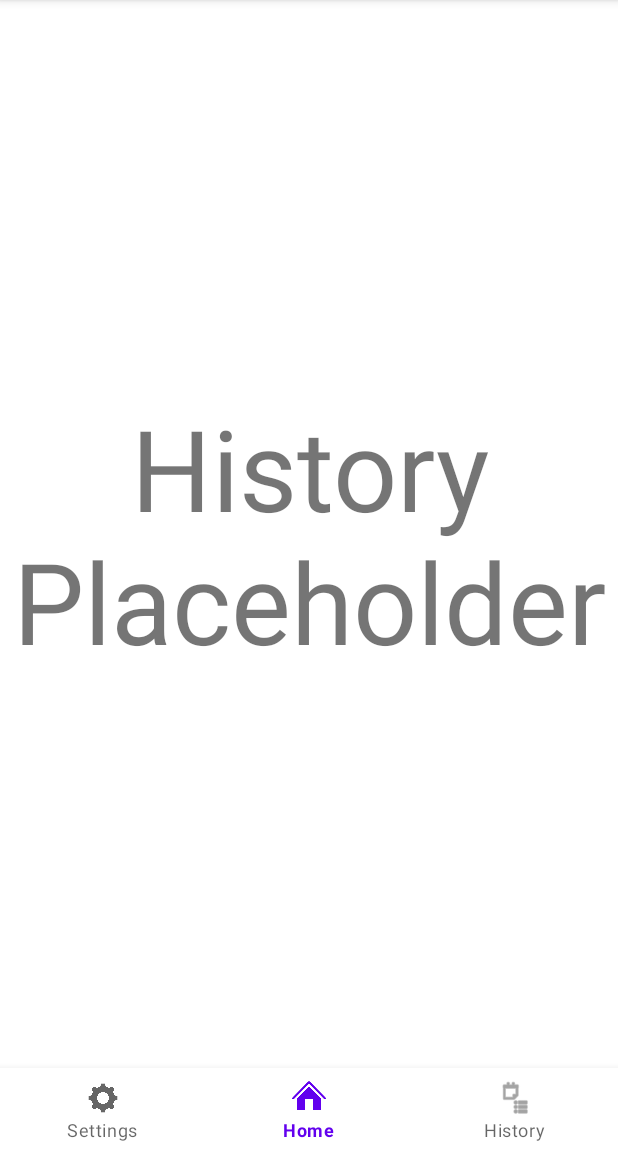
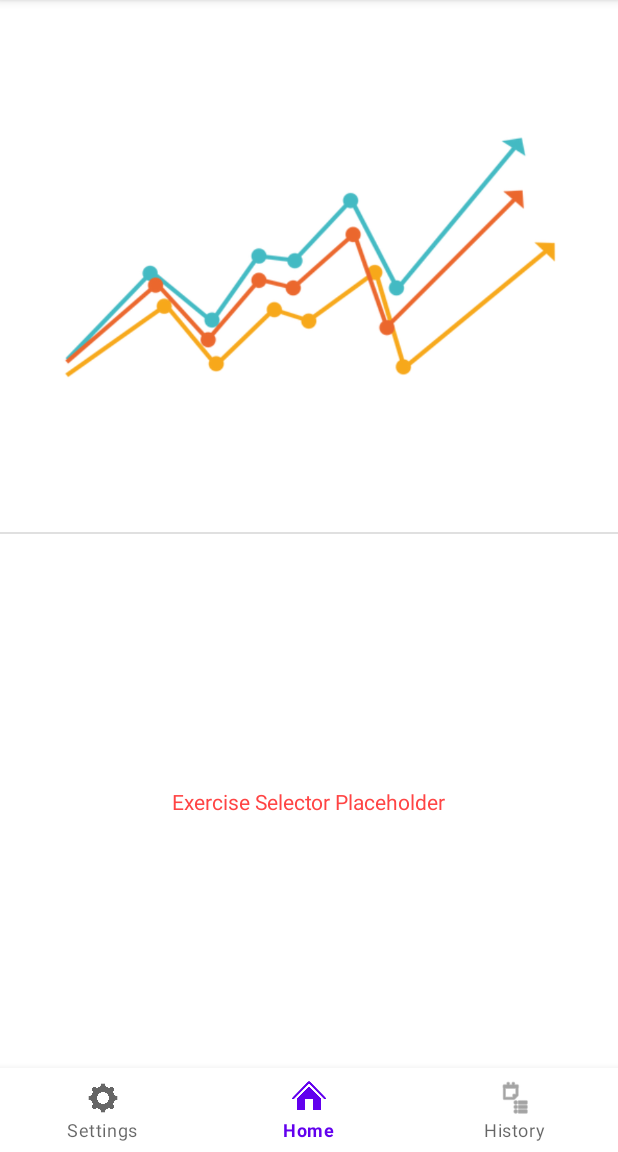
Before and after one commit to dotSlashJack/stay-balanced-app, an Android app: the History screen opened through its navigation route, on a phone screen of 412 x 824 dp, the part 84-1236 px from its top. Run offline under Robolectric (Android 15) with nearby library versions, the phone set to English and light mode, and no system bars.

```diff
--- a/app/src/main/AndroidManifest.xml
+++ b/app/src/main/AndroidManifest.xml
@@ -10,7 +10,7 @@
         android:supportsRtl="true"
         android:theme="@style/Theme.StayBalanced">
         <activity
-            android:name=".GyroscopePlaceholder"
+            android:name=".Gyroscope"
             android:configChanges="orientation|keyboardHidden|screenSize"
             android:exported="false"
             android:label="@string/fullscreen_activity_title"
--- a/app/src/main/java/edu/staybalanced/staybalanced/Home.java
+++ b/app/src/main/java/edu/staybalanced/staybalanced/Home.java
@@ -36,6 +36,7 @@ public class Home extends Fragment {
         homeButtonListener = view1 -> {
             switch (view1.getId()) {
                 case R.id.home_btnStartExercise:
+                    // TODO: Button should go to ExerciseSelector
                     navController.navigate(NavGraph00Directions.toGyro());
                     break;
                 case R.id.home_btnAddExercise:
--- a/app/src/main/res/layout/activity_gyroscope_placeholder.xml
+++ b/app/src/main/res/layout/activity_gyroscope.xml
@@ -7,7 +7,7 @@
     android:layout_height="match_parent"
     android:background="@color/black"
     android:theme="@style/ThemeOverlay.StayBalanced.FullscreenContainer"
-    tools:context=".GyroscopePlaceholder">
+    tools:context=".Gyroscope">
 
     <!-- The primary full-screen view. This can be replaced with whatever view
          is needed to present your content, e.g. VideoView, SurfaceView,
--- a/app/src/main/res/layout/fragment_history.xml
+++ b/app/src/main/res/layout/fragment_history.xml
@@ -7,15 +7,57 @@
     android:layout_height="match_parent"
     tools:context=".History">
 
-    <TextView
+    <!--Top half is graph, bottom half is RecyclerView ExerciseSelection-->
+    <androidx.constraintlayout.widget.ConstraintLayout
+        android:id="@+id/hist_top"
         android:layout_width="match_parent"
-        android:layout_height="wrap_content"
-        android:text="History Placeholder"
-        android:textSize="75sp"
-        android:textAlignment="center"
+        android:layout_height="0dp"
+        app:layout_constraintTop_toTopOf="parent"
+        app:layout_constraintBottom_toTopOf="@+id/hist_bottom"
+        app:layout_constraintStart_toStartOf="parent"
+        app:layout_constraintEnd_toEndOf="parent">
+
+        <ImageView
+            android:layout_width="wrap_content"
+            android:layout_height="wrap_content"
+            android:src="@drawable/menu_history" />
+
+        <View
+            android:id="@+id/hist_divider"
+            android:layout_width="0dp"
+            android:layout_height="1dp"
+            android:background="?android:attr/listDivider"
+            app:layout_constraintBottom_toBottomOf="parent"
+            app:layout_constraintStart_toStartOf="parent"
+            app:layout_constraintEnd_toEndOf="parent"/>
+
+        <androidx.constraintlayout.widget.Barrier
+            android:layout_width="wrap_content"
+            android:layout_height="wrap_content"
+            app:barrierDirection="top"
+            app:layout_constraintTop_toBottomOf="@+id/hist_divider"/>
+
+    </androidx.constraintlayout.widget.ConstraintLayout>
+
+    <androidx.constraintlayout.widget.ConstraintLayout
+        android:id="@+id/hist_bottom"
+        android:layout_width="match_parent"
+        android:layout_height="0dp"
+        app:layout_constraintTop_toBottomOf="@+id/hist_top"
         app:layout_constraintBottom_toBottomOf="parent"
-        app:layout_constraintEnd_toEndOf="parent"
         app:layout_constraintStart_toStartOf="parent"
-        app:layout_constraintTop_toTopOf="parent" />
+        app:layout_constraintEnd_toEndOf="parent">
+
+        <TextView
+            android:layout_width="wrap_content"
+            android:layout_height="wrap_content"
+            android:text="Exercise Selector Placeholder"
+            android:textColor="@android:color/holo_red_light"
+            app:layout_constraintTop_toTopOf="parent"
+            app:layout_constraintBottom_toBottomOf="parent"
+            app:layout_constraintStart_toStartOf="parent"
+            app:layout_constraintEnd_toEndOf="parent"/>
+
+    </androidx.constraintlayout.widget.ConstraintLayout>
 
 </androidx.constraintlayout.widget.ConstraintLayout>
--- a/app/src/main/res/navigation/nav_graph00.xml
+++ b/app/src/main/res/navigation/nav_graph00.xml
@@ -28,14 +28,14 @@
         tools:layout="@layout/fragment_select" />
     <fragment
         android:id="@+id/dest_newExercise"
-        android:name="edu.staybalanced.staybalanced.NewExercise"
+        android:name="edu.staybalanced.staybalanced.AddExercise"
         android:label="New Exercise"
-        tools:layout="@layout/fragment_new_exercise" />
+        tools:layout="@layout/fragment_add_exercise" />
     <activity
         android:id="@+id/dest_calibrationPlaceholder"
-        android:name="edu.staybalanced.staybalanced.GyroscopePlaceholder"
+        android:name="edu.staybalanced.staybalanced.Gyroscope"
         android:label="activity_calibration_placeholder"
-        tools:layout="@layout/activity_gyroscope_placeholder" />
+        tools:layout="@layout/activity_gyroscope" />
 
     <!--For some unknown reason, SafeArgs is not recognizing nested actions.
     It is not generating a DestHomeDirections Class when an Action is
```
Also changed, not shown: app/src/main/java/edu/staybalanced/staybalanced/AddExercise.java (added, +68 -0 lines), app/src/main/java/edu/staybalanced/staybalanced/Gyroscope.java (renamed from app/src/main/java/edu/staybalanced/staybalanced/GyroscopePlaceholder.java, +5 -5 lines), app/src/main/java/edu/staybalanced/staybalanced/NewExercise.java (deleted, +0 -23 lines), app/src/main/res/layout/fragment_add_exercise.xml (added, +165 -0 lines), app/src/main/res/layout/fragment_home.xml (+6 -6 lines), app/src/main/res/layout/fragment_new_exercise.xml (deleted, +0 -20 lines), app/src/main/res/values/strings.xml (+10 -1 lines).
